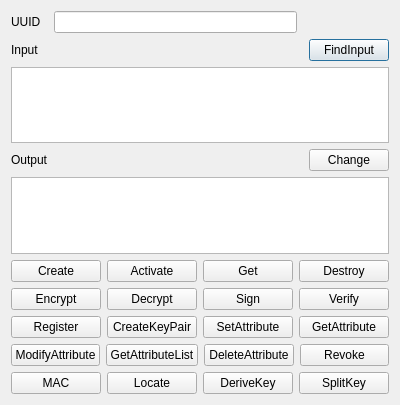
This is TTLVReader/req_encoder_dlg.ui in jykim74/TTLVReader as Qt 5 draws it before an edit. The edited form follows.
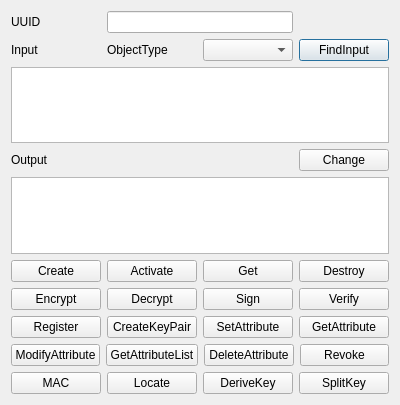
This is the edited form.

```diff
--- a/TTLVReader/req_encoder_dlg.ui
+++ b/TTLVReader/req_encoder_dlg.ui
@@ -63,9 +63,6 @@
      </item>
     </layout>
    </item>
-   <item row="0" column="1">
-    <widget class="QLineEdit" name="mUUIDText"/>
-   </item>
    <item row="1" column="0">
     <widget class="QLabel" name="label_3">
      <property name="text">
@@ -233,6 +230,19 @@
      </item>
     </layout>
    </item>
+   <item row="1" column="1">
+    <widget class="QLabel" name="label_2">
+     <property name="text">
+      <string>ObjectType</string>
+     </property>
+    </widget>
+   </item>
+   <item row="1" column="2">
+    <widget class="QComboBox" name="mObjectTypeCombo"/>
+   </item>
+   <item row="0" column="1" colspan="2">
+    <widget class="QLineEdit" name="mUUIDText"/>
+   </item>
   </layout>
  </widget>
  <resources/>
```
